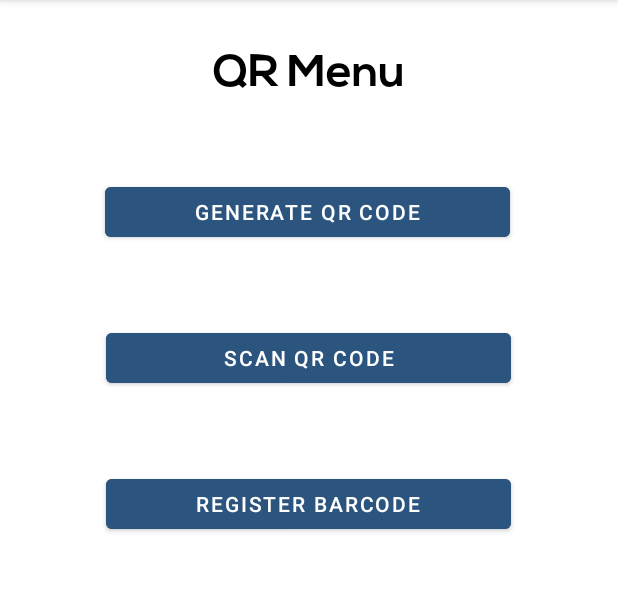
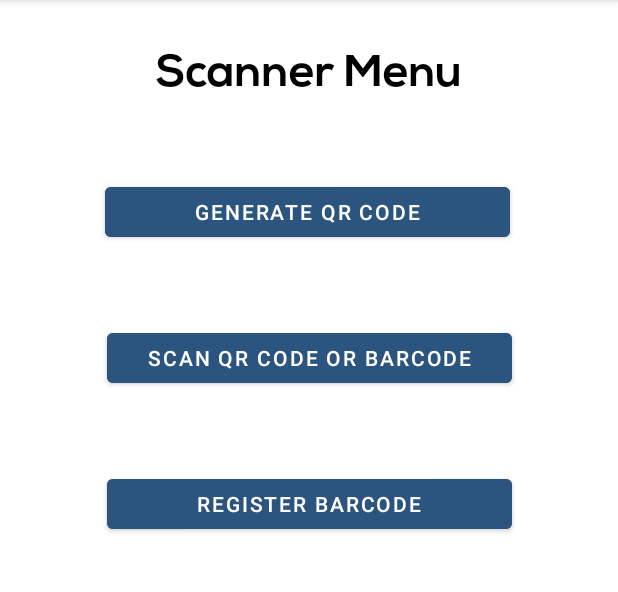
Before and after one commit to CMPUT301W21T06/CrowdFly, an Android app: the ViewQRActivity screen opened directly, with no data from a screen before it, on a phone screen of 412 x 824 dp, the part 84-676 px from its top. Run offline under Robolectric (Android 15) with nearby library versions, the phone set to English and light mode, and no system bars.

Commit message:
feat: basic layout for QR/Barcode Scanning feat

```diff
--- a/code/app/src/main/java/com/cmput301w21t06/crowdfly/Models/Experiment.java
+++ b/code/app/src/main/java/com/cmput301w21t06/crowdfly/Models/Experiment.java
@@ -3,7 +3,6 @@
 import android.util.Log;
 
 import com.cmput301w21t06.crowdfly.Controllers.ExperimentLog;
-import com.cmput301w21t06.crowdfly.Controllers.QRManager;
 import com.cmput301w21t06.crowdfly.Database.CrowdFlyListeners;
 import com.cmput301w21t06.crowdfly.Database.SubscriptionController;
 import com.cmput301w21t06.crowdfly.Database.TrialController;
@@ -27,7 +26,6 @@
     private ArrayList<User> subscribedUsers;
     private ArrayList<Question> questions;
     private String ownerID;
-    private QRManager qrCode;
     private String experimentId;
     private TrialController trialController;
     private SubscriptionController subController;
--- a/code/app/src/main/java/com/cmput301w21t06/crowdfly/Views/ViewQRActivity.java
+++ b/code/app/src/main/java/com/cmput301w21t06/crowdfly/Views/ViewQRActivity.java
@@ -2,15 +2,50 @@ package com.cmput301w21t06.crowdfly.Views;
 
 import androidx.appcompat.app.AppCompatActivity;
 
+import android.content.Intent;
 import android.os.Bundle;
+import android.util.Log;
+import android.view.View;
+import android.widget.Button;
 
 import com.cmput301w21t06.crowdfly.R;
 
 public class ViewQRActivity extends AppCompatActivity {
-
+    private Button scanCode;
+    private Button registerCode;
+    private Button generateCode;
     @Override
     protected void onCreate(Bundle savedInstanceState) {
         super.onCreate(savedInstanceState);
         setContentView(R.layout.activity_view_q_r);
+        scanCode = findViewById(R.id.scanQRButton);
+        registerCode = findViewById(R.id.registerBarcodeButton);
+        generateCode = findViewById(R.id.generateQRButton);
+        setup();
     }
+
+    private void setup(){
+        scanCode.setOnClickListener(new View.OnClickListener() {
+            @Override
+            public void onClick(View v) {
+                Intent intent = new Intent(ViewQRActivity.this, ScanCodeActivity.class);
+                startActivity(intent);
+            }
+        });
+        registerCode.setOnClickListener(new View.OnClickListener() {
+            @Override
+            public void onClick(View v) {
+                Intent intent = new Intent(ViewQRActivity.this, RegisterBarcodeActivity.class);
+                startActivity(intent);
+            }
+        });
+        generateCode.setOnClickListener(new View.OnClickListener() {
+            @Override
+            public void onClick(View v) {
+                Intent intent = new Intent(ViewQRActivity.this, GenerateQRActivity.class);
+                startActivity(intent);
+            }
+        });
+    }
+
 }
--- a/code/app/src/main/res/layout/activity_view_q_r.xml
+++ b/code/app/src/main/res/layout/activity_view_q_r.xml
@@ -8,13 +8,13 @@
 
 
     <TextView
-        android:id="@+id/QRMenuTitle"
+        android:id="@+id/ScannerMenuTitle"
         android:layout_width="wrap_content"
         android:layout_height="wrap_content"
-        android:text="QR Menu"
+        android:fontFamily="@font/nexa_bold"
+        android:text="@string/scanner_menu"
         android:textColor="@color/black"
-        android:textSize="30dp"
-        android:fontFamily="@font/nexa_bold"
+        android:textSize="30sp"
         app:layout_constraintBottom_toBottomOf="parent"
         app:layout_constraintEnd_toEndOf="parent"
         app:layout_constraintStart_toStartOf="parent"
@@ -23,37 +23,26 @@
 
     <Button
         android:id="@+id/generateQRButton"
-        android:layout_width="270dp"
-        android:layout_height="45dp"
-        android:layout_marginTop="52dp"
-        android:text="Generate QR Code"
-        android:backgroundTint="@color/bluejay"
+        android:text="@string/generate_qr_code"
         app:layout_constraintEnd_toEndOf="parent"
         app:layout_constraintHorizontal_bias="0.495"
         app:layout_constraintStart_toStartOf="parent"
-        app:layout_constraintTop_toBottomOf="@+id/QRMenuTitle" />
+        app:layout_constraintTop_toBottomOf="@+id/ScannerMenuTitle"
+        style="@style/menuButtons" />
 
     <Button
         android:id="@+id/scanQRButton"
-        android:layout_width="270dp"
-        android:layout_height="45dp"
-        android:layout_marginTop="52dp"
-        android:text="Scan QR Code"
-        android:backgroundTint="@color/bluejay"
+        style="@style/menuButtons"
+        android:text="@string/scan_qr_code_or_barcode"
         app:layout_constraintEnd_toEndOf="parent"
-        app:layout_constraintHorizontal_bias="0.496"
         app:layout_constraintStart_toStartOf="parent"
         app:layout_constraintTop_toBottomOf="@+id/generateQRButton" />
 
     <Button
         android:id="@+id/registerBarcodeButton"
-        android:layout_width="270dp"
-        android:layout_height="45dp"
-        android:layout_marginTop="52dp"
-        android:text="Register Barcode"
-        android:backgroundTint="@color/bluejay"
+        style="@style/menuButtons"
+        android:text="@string/register_barcode"
         app:layout_constraintEnd_toEndOf="parent"
-        app:layout_constraintHorizontal_bias="0.496"
         app:layout_constraintStart_toStartOf="parent"
         app:layout_constraintTop_toBottomOf="@+id/scanQRButton" />
 
--- a/code/app/src/main/res/values/strings.xml
+++ b/code/app/src/main/res/values/strings.xml
@@ -21,4 +21,8 @@
     <string name="UserSearch">User Search</string>
     <string name="unsubscribe">Unsubscribe</string>
     <string name="title_activity_search_user">searchUserActivity</string>
+    <string name="scanner_menu">Scanner Menu</string>
+    <string name="generate_qr_code">Generate QR Code</string>
+    <string name="scan_qr_code_or_barcode">Scan QR Code or Barcode</string>
+    <string name="register_barcode">Register Barcode</string>
 </resources>
--- /dev/null
+++ b/code/app/src/main/res/values/styles.xml
@@ -0,0 +1,10 @@
+<?xml version="1.0" encoding="utf-8"?>
+<resources>
+
+    <style name="menuButtons">
+        <item name="android:layout_width">270dp</item>
+        <item name="android:layout_height">45dp</item>
+        <item name="android:layout_marginTop">52dp</item>
+        <item name="android:backgroundTint">@color/bluejay</item>
+    </style>
+</resources>
```
Also changed, not shown: code/app/src/main/AndroidManifest.xml (+5 -3 lines), code/app/src/main/java/com/cmput301w21t06/crowdfly/Controllers/CodeController.java (added, +31 -0 lines), code/app/src/main/java/com/cmput301w21t06/crowdfly/Controllers/QRManager.java (deleted, +0 -22 lines), code/app/src/main/java/com/cmput301w21t06/crowdfly/Models/Barcode.java (added, +43 -0 lines), code/app/src/main/java/com/cmput301w21t06/crowdfly/Models/QRCode.java (+11 -3 lines), code/app/src/main/java/com/cmput301w21t06/crowdfly/Views/RegisterBarcodeActivity.java (added, +16 -0 lines), code/app/src/main/java/com/cmput301w21t06/crowdfly/Views/ScanCodeActivity.java (added, +15 -0 lines), code/app/src/main/java/com/cmput301w21t06/crowdfly/Views/ViewTrialLogActivity.java (+8 -0 lines), code/app/src/main/res/layout/activity_register_barcode.xml (added, +9 -0 lines), code/app/src/main/res/layout/activity_scan_code.xml (added, +9 -0 lines).
